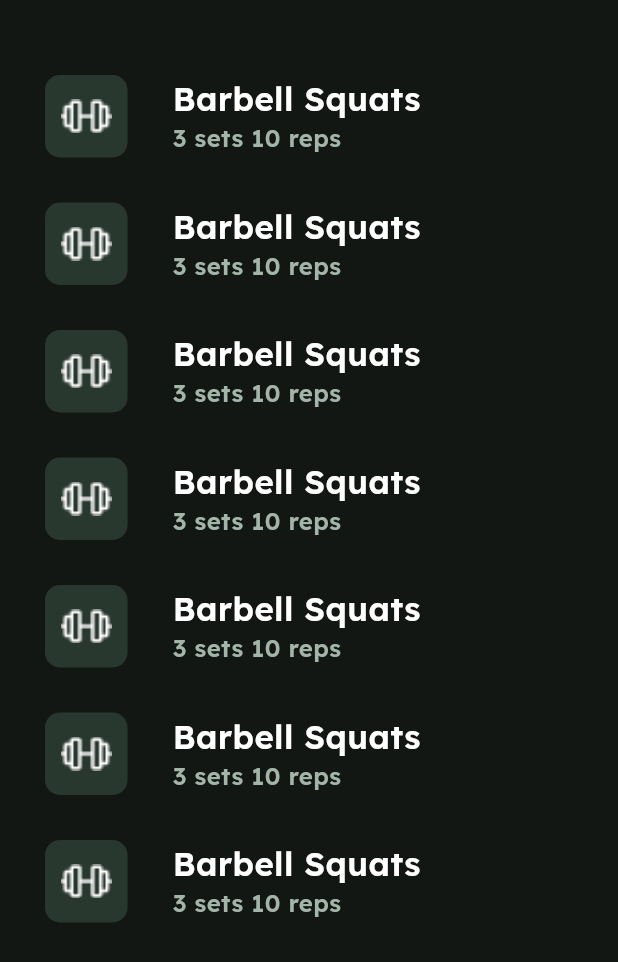
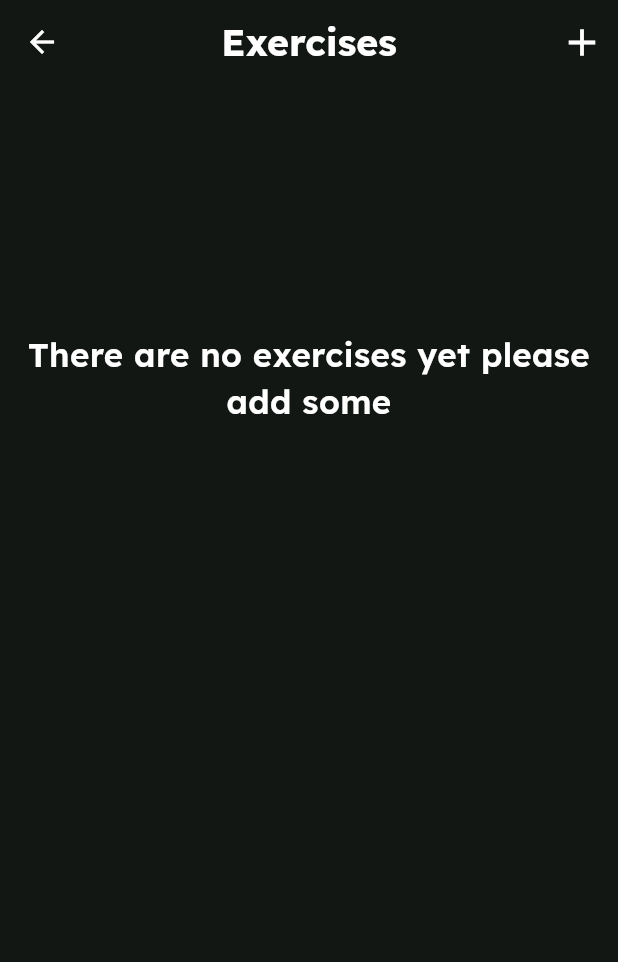
Before and after one commit to bakrbasser/fit_track, a Flutter app: the screen it shows after launch, on a phone screen of 412 x 824 dp. Shown: the top 962 px of the screen. Run offline on Flutter 3.47's test engine with Material 3 defaults, Android fonts, the phone set to English and light mode, and no system bars; our stand-ins replace bloc, dio, flutter_bloc, google_fonts, sqflite; accounts and stored records are empty.

Commit message:
finished exercises list screen

```diff
--- a/lib/core/presentation/resources/string_manager.dart
+++ b/lib/core/presentation/resources/string_manager.dart
@@ -8,4 +8,6 @@ class StringManager {
       'The Name Field Is Empty Please Insert A Name';
   static String get shortExerciseName =>
       'The Name Cant\'t be Less Than 3 Characters';
+  static String get noExerciseFound =>
+      'There are no exercises yet please add some';
 }
--- a/lib/presentation/cubits/exercises/list/exercises_list_cubit.dart
+++ b/lib/presentation/cubits/exercises/list/exercises_list_cubit.dart
@@ -5,8 +5,8 @@ import 'package:meta/meta.dart';
 
 part 'exercises_list_state.dart';
 
-class ExercisesCubit extends Cubit<ExercisesListState> {
-  ExercisesCubit() : super(ExercisesInitial());
+class ExercisesListCubit extends Cubit<ExercisesListState> {
+  ExercisesListCubit() : super(ExercisesInitial());
   final exercisesRepo = ExercisesRepositoryImpl();
   void loadList() {
     emit(Loading());
--- a/lib/presentation/pages/exercises/exercises_list.dart
+++ /dev/null
@@ -1,76 +0,0 @@
-import 'package:fit_track/domain/entities/exercise.dart';
-import 'package:fit_track/presentation/widgets/exercise_card.dart';
-import 'package:flutter/material.dart';
-
-class ExercisesList extends StatelessWidget {
-  const ExercisesList({super.key});
-
-  @override
-  Widget build(BuildContext context) {
-    return Scaffold(
-      body: Padding(
-        padding: const EdgeInsets.only(top: 50, left: 30),
-        child: Column(
-          children: [
-            ExerciseCard(
-              exercise: Exercise(
-                id: 1,
-                name: 'Barbell Squats',
-                instructions: '3 sets 10 reps',
-              ),
-            ),
-            SizedBox(height: 30),
-            ExerciseCard(
-              exercise: Exercise(
-                id: 1,
-                name: 'Barbell Squats',
-                instructions: '3 sets 10 reps',
-              ),
-            ),
-            SizedBox(height: 30),
-            ExerciseCard(
-              exercise: Exercise(
-                id: 1,
-                name: 'Barbell Squats',
-                instructions: '3 sets 10 reps',
-              ),
-            ),
-            SizedBox(height: 30),
-            ExerciseCard(
-              exercise: Exercise(
-                id: 1,
-                name: 'Barbell Squats',
-                instructions: '3 sets 10 reps',
-              ),
-            ),
-            SizedBox(height: 30),
-            ExerciseCard(
-              exercise: Exercise(
-                id: 1,
-                name: 'Barbell Squats',
-                instructions: '3 sets 10 reps',
-              ),
-            ),
-            SizedBox(height: 30),
-            ExerciseCard(
-              exercise: Exercise(
-                id: 1,
-                name: 'Barbell Squats',
-                instructions: '3 sets 10 reps',
-              ),
-            ),
-            SizedBox(height: 30),
-            ExerciseCard(
-              exercise: Exercise(
-                id: 1,
-                name: 'Barbell Squats',
-                instructions: '3 sets 10 reps',
-              ),
-            ),
-            SizedBox(height: 30),
-          ],
-        ),
-      ),
-    );
-  }
-}
--- /dev/null
+++ b/lib/presentation/pages/exercises/exercises_screen.dart
@@ -0,0 +1,76 @@
+import 'package:fit_track/core/presentation/resources/fonts_manager.dart';
+import 'package:fit_track/core/presentation/resources/string_manager.dart';
+import 'package:fit_track/core/presentation/utils/screen_size_helper.dart';
+import 'package:fit_track/domain/entities/exercise.dart';
+import 'package:fit_track/presentation/cubits/exercises/list/exercises_list_cubit.dart';
+import 'package:fit_track/presentation/widgets/exercise_card.dart';
+import 'package:flutter/material.dart';
+import 'package:flutter_bloc/flutter_bloc.dart';
+
+class ExercisesScreen extends StatelessWidget {
+  const ExercisesScreen({super.key});
+
+  @override
+  Widget build(BuildContext context) {
+    return Scaffold(
+      appBar: AppBar(title: Text('Exercises'), actions: [_AddExerciseButton()]),
+      body: BlocBuilder<ExercisesListCubit, ExercisesListState>(
+        builder: (context, state) {
+          if (state is Loading) {
+            return Center(child: CircularProgressIndicator());
+          } else if (state is FullList) {
+            return Padding(
+              padding: const EdgeInsets.all(10.0),
+              child: _ExercisesList(exercises: state.exercises),
+            );
+          } else {
+            return _NoExercises();
+          }
+        },
+      ),
+    );
+  }
+}
+
+class _ExercisesList extends StatelessWidget {
+  const _ExercisesList({super.key, required this.exercises});
+
+  final List<Exercise> exercises;
+
+  @override
+  Widget build(BuildContext context) {
+    return ListView.builder(
+      itemCount: exercises.length,
+      itemBuilder:
+          (context, index) => Padding(
+            padding: EdgeInsets.only(bottom: 30),
+            child: ExerciseCard(exercise: exercises[index]),
+          ),
+    );
+  }
+}
+
+class _AddExerciseButton extends StatelessWidget {
+  const _AddExerciseButton({super.key});
+
+  @override
+  Widget build(BuildContext context) {
+    return IconButton(onPressed: () {}, icon: Icon(Icons.add, size: 30));
+  }
+}
+
+class _NoExercises extends StatelessWidget {
+  const _NoExercises({super.key});
+
+  @override
+  Widget build(BuildContext context) {
+    return Padding(
+      padding: EdgeInsets.only(top: ScreenSizeHelper.height_P(context, 0.2)),
+      child: Text(
+        StringManager.noExerciseFound,
+        style: FontsManager.lexendMedium(size: 22),
+        textAlign: TextAlign.center,
+      ),
+    );
+  }
+}
--- a/lib/presentation/widgets/exercise_card.dart
+++ b/lib/presentation/widgets/exercise_card.dart
@@ -15,13 +15,14 @@ class ExerciseCard extends StatelessWidget {
       mainAxisAlignment: MainAxisAlignment.start,
       children: [
         Container(
-          height: 55,
-          width: 55,
           decoration: BoxDecoration(
             color: ColorsManager.grey,
             borderRadius: BorderRadius.circular(10),
           ),
-          child: Image.asset(AssetsManager.Dumbbell, scale: 0.7),
+          child: Padding(
+            padding: const EdgeInsets.all(16.0),
+            child: Image.asset(AssetsManager.Dumbbell, scale: 0.7),
+          ),
         ),
         SizedBox(width: 30),
         Column(
```
Also changed, not shown: lib/core/presentation/resources/app_theme.dart (+9 -1 lines), lib/main.dart (+9 -2 lines), lib/presentation/routes/routes_manager.dart (added, +37 -0 lines), 4 other files.
